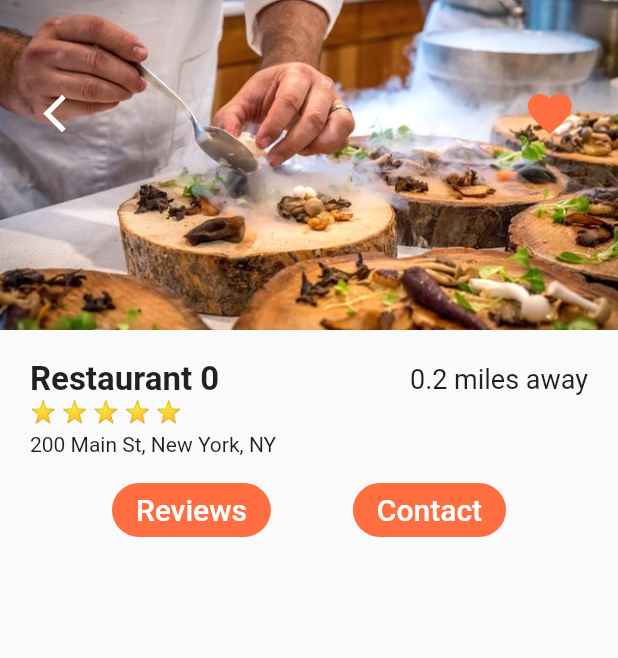
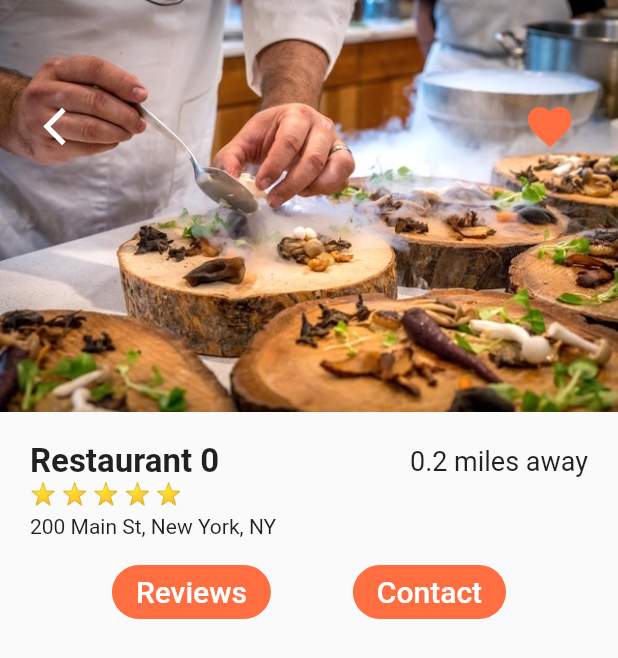
Before and after one commit to fabuloussTeam/Food-Delevery-UI, a Flutter app: the screen it shows after launch, after a tap on "Restaurant 0", on a phone screen of 412 x 824 dp. Shown: the top 658 px of the screen. Run offline on Flutter 3.47's test engine with Material 2 defaults, Android fonts, the phone set to English and light mode, and no system bars.

Commit message:
Ajout des modification des largeurs et hauteur et de la GestureDetector

```diff
--- a/lib/screen/home_screen.dart
+++ b/lib/screen/home_screen.dart
@@ -16,7 +16,11 @@ class _HomeScreenState extends State<HomeScreen>{
   @override
   Widget build(BuildContext context) {
     // TODO: implement build
-    return new Scaffold(
+    return new GestureDetector(
+      onTap: (){
+        FocusScope.of(context).requestFocus(new FocusNode());
+      },
+      child: new Scaffold(
           appBar: AppBar(
             leading: IconButton(
               icon: Icon(Icons.account_circle),
@@ -38,7 +42,7 @@ class _HomeScreenState extends State<HomeScreen>{
           ),
           body: new ListView(
             children: <Widget>[
-            Padding(
+              new Padding(
                 padding: EdgeInsets.all(20.0),
                 child: new TextField(
                   decoration: InputDecoration(
@@ -82,7 +86,9 @@ class _HomeScreenState extends State<HomeScreen>{
               ),
             ],
           )
+      ),
     );
+
   }
 
   //Construction de la liste des restaurant sur la page d'acceuil
@@ -127,7 +133,7 @@ class _HomeScreenState extends State<HomeScreen>{
                   )
                 ),
                 new Container(
-                  margin: EdgeInsets.symmetric(horizontal: 10.0),
+                  margin: EdgeInsets.symmetric(horizontal: width / 25.0),
                   child: new Column(
                     mainAxisAlignment: MainAxisAlignment.center,
                     crossAxisAlignment: CrossAxisAlignment.start,
--- a/lib/screen/restaurant_screen.dart
+++ b/lib/screen/restaurant_screen.dart
@@ -18,6 +18,8 @@ class _RestaurantScreenState extends State<RestaurantScreen>{
   @override
   Widget build(BuildContext context) {
     // TODO: implement build
+    double heigth = MediaQuery.of(context).size.height;
+
     return new Scaffold(
       body: new Column(
         children: <Widget>[
@@ -27,13 +29,13 @@ class _RestaurantScreenState extends State<RestaurantScreen>{
                 tag: widget.restaurant.imageUrl,
                 child: new Image(
                   image: AssetImage(widget.restaurant.imageUrl),
-                  height: 220.0,
+                  height: heigth / 3.0,
                   width: MediaQuery.of(context).size.width,
                   fit: BoxFit.cover,
                 ),
               ),
               new Padding(
-                padding: EdgeInsets.symmetric(horizontal: 20.0, vertical: 50.0),
+                padding: EdgeInsets.symmetric(horizontal: 20.0, vertical: heigth / 14),
                 child: new  Row(
                   mainAxisAlignment: MainAxisAlignment.spaceBetween,
                   children: <Widget>[
```
Lines whose indentation alone changed are shown as unchanged.
